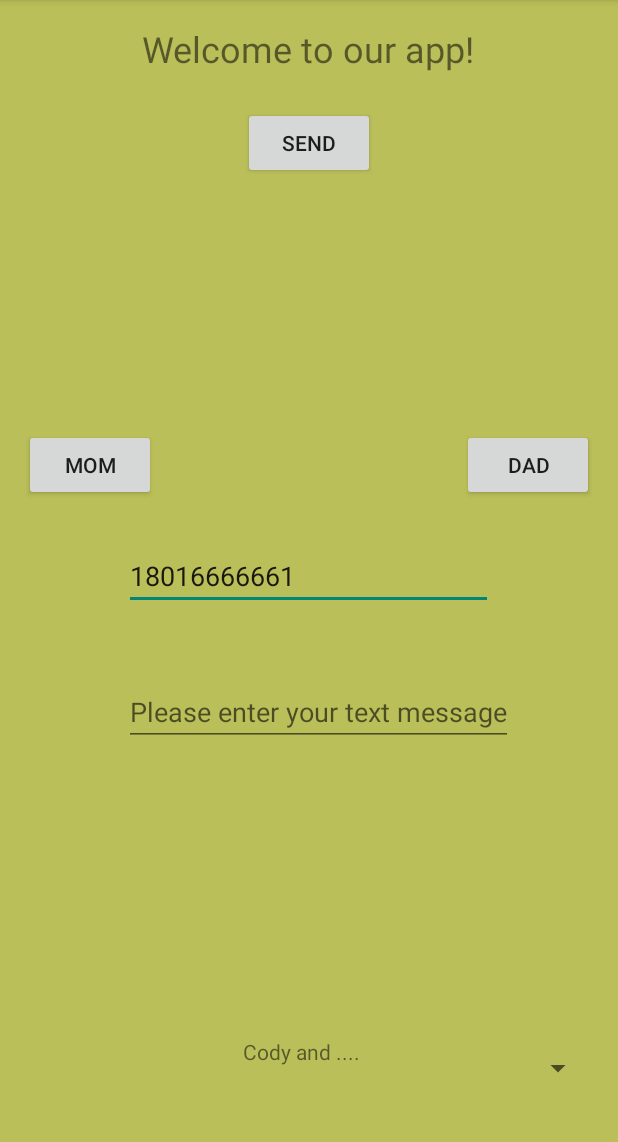
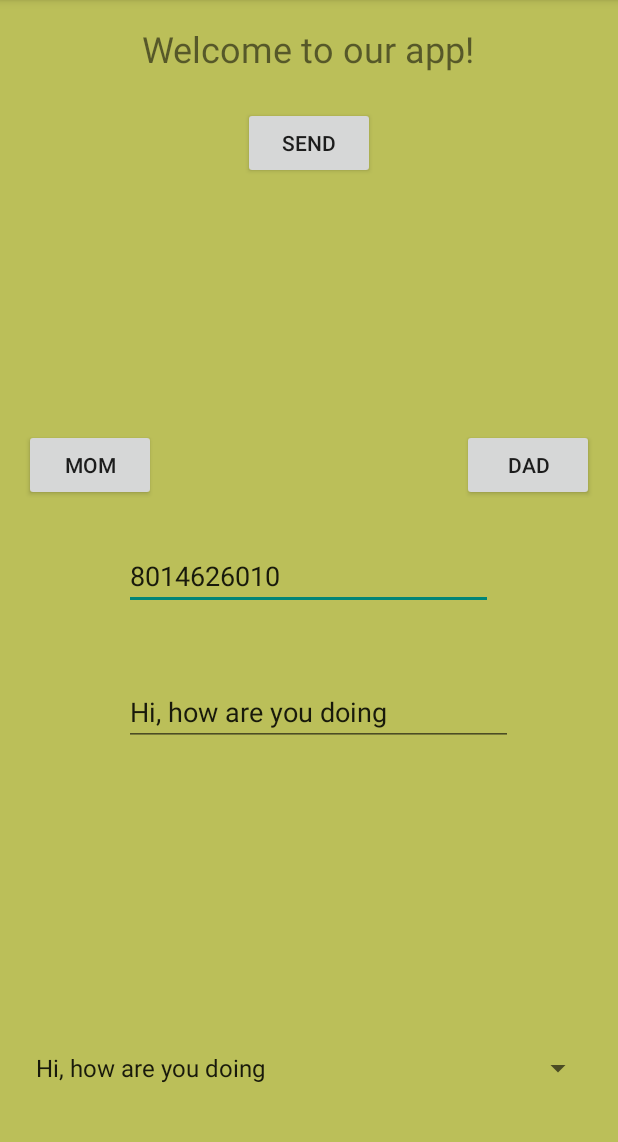
Before and after one commit to tristangaebler/TextingApp, an Android app: the screen it shows after launch (TextingActivity), after a tap on "MOM", on a phone screen of 412 x 824 dp, the part 84-1226 px from its top. Run offline under Robolectric (Android 15) with nearby library versions, the phone set to English and light mode, and no system bars; 1 other tap on this screen came first.

Commit message:
THIS IS THE FINAL VERSION! Added names and new preset numbers.

```diff
--- a/app/src/main/java/ctect/textingapp/TextingActivity.java
+++ b/app/src/main/java/ctect/textingapp/TextingActivity.java
@@ -15,16 +15,17 @@ import android.widget.Toast;
 import android.content.Intent;
 import android.widget.ArrayAdapter;
 import android.widget.Spinner;
+import android.widget.AdapterView;
+
 
 import org.w3c.dom.Text;
-
 
 import java.util.ArrayList;
 
 
 
 /**
- * @author Cody Henrichsen  - Helped OH so much.
+ * @author Tristan Gaebler, Bodie Shane, Colm Laro, Ashton Brown, Braden Mabey, and tyler Jarrard.
  */
 
 public class TextingActivity extends AppCompatActivity {
@@ -58,9 +59,16 @@ public class TextingActivity extends AppCompatActivity {
         //ArrayList with warm message greetings
         messageList = new ArrayList<String>();
         messageList.add("Hi, how are you doing");
-        messageList.add("Hi mom, I leanred how to create a Text Message app today!");
-        messageList.add("Just wanted to say hi...:)");
+        messageList.add("Hi mom, I learned how to create a text message app today!");
+        messageList.add("Talk dirty to me! dah dah dah");
+        messageList.add("Text me like one of your French girls ;)");
+        messageList.add("Error your message could not be sent. Please try again later. Error number: 362950");
+        messageList.add("I'm learning about important dates in history. Wanna be one of them?");
+        messageList.add("Just wanted to say hi...;)");
 
+
+
+        loadSpinner();
         setUpListeners();
     }
 
@@ -129,12 +137,12 @@ public class TextingActivity extends AppCompatActivity {
     private void setUpListeners() {
         momContact.setOnClickListener(new View.OnClickListener(){
             public void onClick(View buttonView) {
-                phoneNumber.setText("18016666661");
+                phoneNumber.setText("8014626010");
             }
         });
         dadContact.setOnClickListener(new View.OnClickListener() {
             public void onClick(View buttonView) {
-                phoneNumber.setText("8018799954");
+                phoneNumber.setText("16502530000");
             }
         });
         startButton.setOnClickListener(new View.OnClickListener() {
@@ -143,5 +151,14 @@ public class TextingActivity extends AppCompatActivity {
                 changeBackgroundColor();
             }
         });
+        textSpinner.setOnItemSelectedListener(new AdapterView.OnItemSelectedListener() {
+            public void onItemSelected(AdapterView<?> parent, View view, int pos, long id) {
+                TextMessage.setText(textSpinner.getSelectedItem().toString());
+            }
+
+            public void onNothingSelected(AdapterView<?> parent) {
+                TextMessage.setText("");
+            }
+        });
     }
 }
--- a/app/src/main/res/layout/activity_texting.xml
+++ b/app/src/main/res/layout/activity_texting.xml
@@ -73,15 +73,5 @@
         android:layout_alignParentEnd="true"
         android:layout_marginBottom="28dp" />
 
-    <TextView
-        android:layout_width="wrap_content"
-        android:layout_height="wrap_content"
-        android:id="@+id/madeBy"
-        android:text="Cody and ...."
-        android:layout_alignParentBottom="true"
-        android:layout_alignLeft="@+id/StartButton"
-        android:layout_alignStart="@+id/StartButton"
-        android:layout_marginBottom="41dp"/>
-
 
 </RelativeLayout>
```
